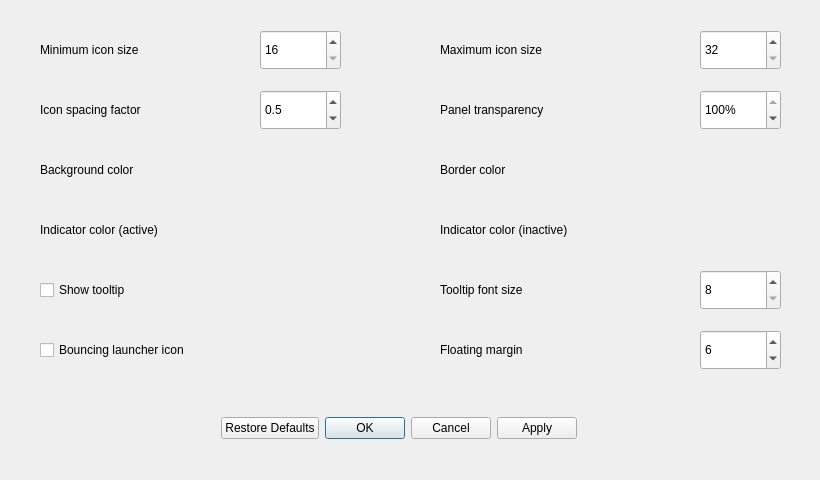
dangvd/crystal-dock, file src/view/appearance_settings_dialog.ui: the form before one commit.
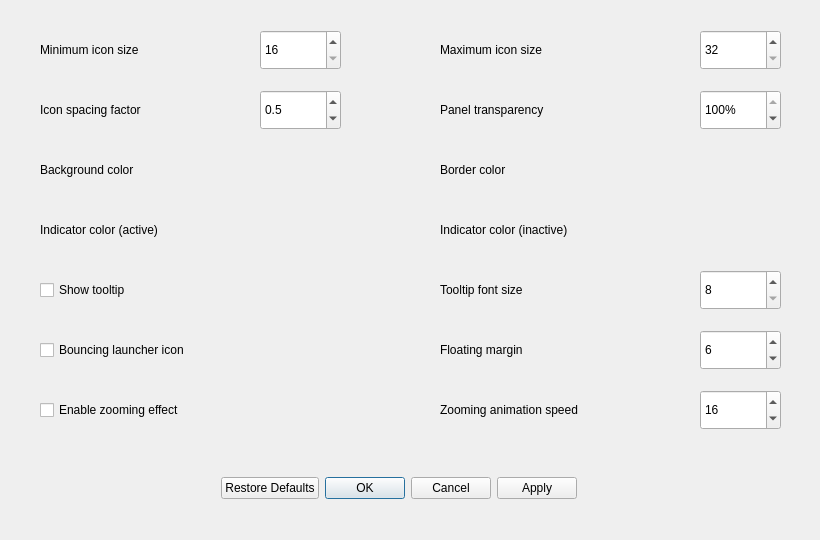
The form after the commit.

Commit message: Add options to enable/disable zooming effect and set zooming animation speed #90 #183

What changed in the file:
```diff
--- a/src/view/appearance_settings_dialog.ui
+++ b/src/view/appearance_settings_dialog.ui
@@ -7,7 +7,7 @@
     <x>0</x>
     <y>0</y>
     <width>820</width>
-    <height>480</height>
+    <height>540</height>
    </rect>
   </property>
   <property name="windowTitle">
@@ -17,7 +17,7 @@
    <property name="geometry">
     <rect>
      <x>34</x>
-     <y>410</y>
+     <y>470</y>
      <width>730</width>
      <height>36</height>
     </rect>
@@ -314,6 +314,60 @@
     <string>Show tooltip</string>
    </property>
   </widget>
+  <widget class="QLabel" name="zoomingSpeedLabel">
+   <property name="geometry">
+    <rect>
+     <x>440</x>
+     <y>390</y>
+     <width>250</width>
+     <height>40</height>
+    </rect>
+   </property>
+   <property name="text">
+    <string>Zooming animation speed</string>
+   </property>
+  </widget>
+  <widget class="QSpinBox" name="zoomingAnimationSpeed">
+   <property name="geometry">
+    <rect>
+     <x>700</x>
+     <y>390</y>
+     <width>81</width>
+     <height>40</height>
+    </rect>
+   </property>
+   <property name="suffix">
+    <string/>
+   </property>
+   <property name="minimum">
+    <number>1</number>
+   </property>
+   <property name="maximum">
+    <number>30</number>
+   </property>
+   <property name="singleStep">
+    <number>1</number>
+   </property>
+   <property name="value">
+    <number>16</number>
+   </property>
+  </widget>
+  <widget class="QCheckBox" name="enableZooming">
+   <property name="geometry">
+    <rect>
+     <x>40</x>
+     <y>390</y>
+     <width>300</width>
+     <height>40</height>
+    </rect>
+   </property>
+   <property name="text">
+    <string>Enable zooming effect</string>
+   </property>
+   <property name="checked">
+    <bool>false</bool>
+   </property>
+  </widget>
  </widget>
  <resources/>
  <connections>
```
The commit also changes 5 other files.
